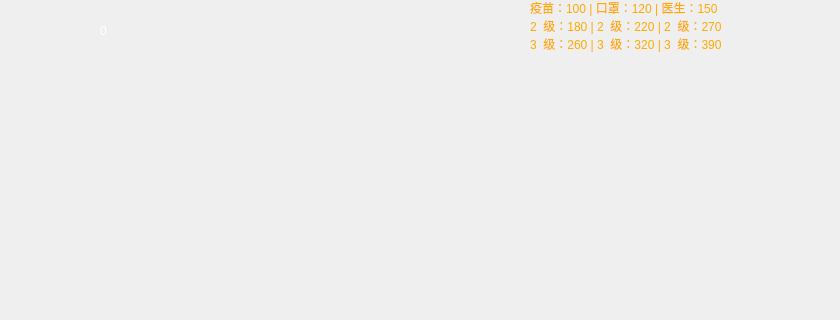
Old version of the form dialog.ui in the repository HaomengXu/TowerDefense; both pictures show x 0 to 840 and y 0 to 320 of the 840 by 560 pixel window.
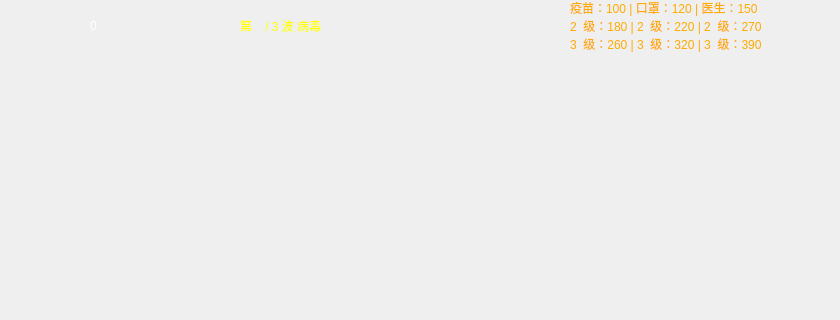
New version of the form. Icons and pictures are not drawn.

Diff of the .ui file:
```diff
--- a/dialog.ui
+++ b/dialog.ui
@@ -19,8 +19,8 @@
   <widget class="QLabel" name="label">
    <property name="geometry">
     <rect>
-     <x>100</x>
-     <y>10</y>
+     <x>90</x>
+     <y>5</y>
      <width>181</width>
      <height>41</height>
     </rect>
@@ -37,7 +37,7 @@
   <widget class="QLabel" name="label_4">
    <property name="geometry">
     <rect>
-     <x>530</x>
+     <x>570</x>
      <y>-10</y>
      <width>241</width>
      <height>71</height>
@@ -74,9 +74,9 @@
   <widget class="QLabel" name="label_3">
    <property name="geometry">
     <rect>
-     <x>230</x>
+     <x>275</x>
      <y>0</y>
-     <width>231</width>
+     <width>41</width>
      <height>51</height>
     </rect>
    </property>
@@ -88,6 +88,23 @@
     <string/>
    </property>
   </widget>
+  <widget class="QLabel" name="label_5">
+   <property name="geometry">
+    <rect>
+     <x>240</x>
+     <y>0</y>
+     <width>201</width>
+     <height>51</height>
+    </rect>
+   </property>
+   <property name="styleSheet">
+    <string notr="true">font: 75 16pt &quot;微软雅黑&quot;;
+color: rgb(255, 255, 0);</string>
+   </property>
+   <property name="text">
+    <string>第    / 3 波 病毒</string>
+   </property>
+  </widget>
  </widget>
  <resources/>
  <connections/>
```
